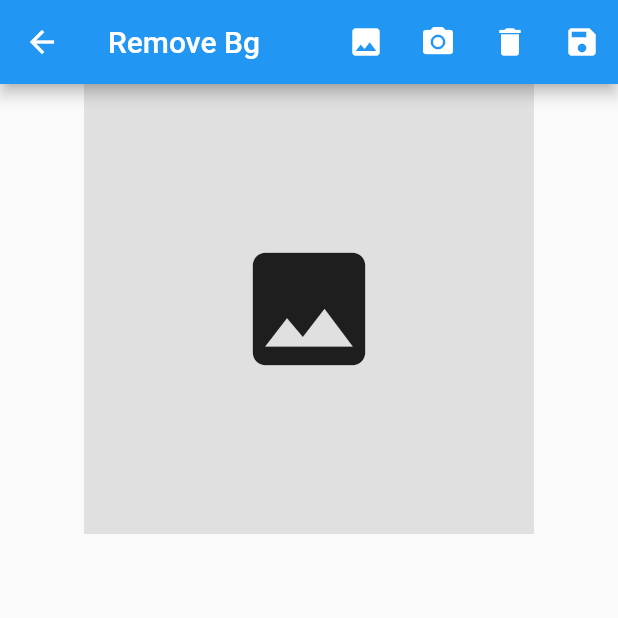
After one commit to mangukiyaRitul/myhome, a Flutter app: the RemoveBackground screen opened by its route, after a tap on the "image" icon, on a phone screen of 412 x 824 dp, the top half of it. The commit adds this screen. Run offline on Flutter 3.47's test engine with Material 2 defaults, Android fonts, the phone set to English and light mode, and no system bars; our stand-ins replace getwidget, image_picker, permission_handler, rive, screenshot, shared_preferences; accounts and stored records are empty; project files that could hold a hidden picture were left out.

Commit message:
Initial commit

```diff
--- /dev/null
+++ b/lib/Bg_remove.dart
@@ -0,0 +1,105 @@
+import 'dart:typed_data';
+
+import 'package:flutter/material.dart';
+import 'package:image_picker/image_picker.dart';
+import 'package:screenshot/screenshot.dart';
+import 'package:path_provider/path_provider.dart';
+import 'package:permission_handler/permission_handler.dart';
+import 'api_client.dart';
+
+class RemoveBackground extends StatefulWidget {
+  @override
+  _RemoveBackgroundState createState() => new _RemoveBackgroundState();
+}
+
+class _RemoveBackgroundState extends State<RemoveBackground> {
+  Uint8List? imageFile;
+
+  String? imagePath;
+
+  ScreenshotController controller = ScreenshotController();
+
+  @override
+  Widget build(BuildContext context) {
+    return Scaffold(
+        appBar: AppBar(
+          title: const Text('Remove Bg'),
+          actions: [
+            IconButton(
+                onPressed: () {
+                  getImage(ImageSource.gallery);
+                },
+                icon: const Icon(Icons.image)),
+            IconButton(
+                onPressed: () {
+                  getImage(ImageSource.camera);
+                },
+                icon: const Icon(Icons.camera_alt)),
+            IconButton(
+                onPressed: () async {
+                  imageFile = await ApiClient().removeBgApi(imagePath!);
+                  setState(() {});
+                },
+                icon: const Icon(Icons.delete)),
+            IconButton(
+                onPressed: () async {
+                  saveImage();
+                },
+                icon: const Icon(Icons.save))
+          ],
+        ),
+        body: SingleChildScrollView(
+          child: Center(
+            child: Column(
+              mainAxisAlignment: MainAxisAlignment.center,
+              children: [
+                (imageFile != null)
+                    ? Screenshot(
+                  controller: controller,
+                  child: Image.memory(
+                    imageFile!,
+                  ),
+                )
+                    : Container(
+                  width: 300,
+                  height: 300,
+                  color: Colors.grey[300]!,
+                  child: const Icon(
+                    Icons.image,
+                    size: 100,
+                  ),
+                ),
+              ],
+            ),
+          ),
+        ));
+  }
+
+  void getImage(ImageSource source) async {
+    try {
+      final pickedImage = await ImagePicker().pickImage(source: source);
+      if (pickedImage != null) {
+        imagePath = pickedImage.path;
+        imageFile = await pickedImage.readAsBytes();
+        setState(() {});
+      }
+    } catch (e) {
+      imageFile = null;
+      setState(() {});
+    }
+  }
+
+  void saveImage() async {
+    bool isGranted = await Permission.storage.status.isGranted;
+    if (!isGranted) {
+      isGranted = await Permission.storage.request().isGranted;
+    }
+
+    if (isGranted) {
+      String directory = (await getExternalStorageDirectory())!.path;
+      String fileName =
+          DateTime.now().microsecondsSinceEpoch.toString() + ".png";
+      controller.captureAndSave(directory, fileName: fileName);
+    }
+  }
+}
--- a/lib/main.dart
+++ b/lib/main.dart
@@ -6,6 +6,7 @@ import 'package:ritul/myhomepage.dart';
 import 'package:ritul/redio.dart';
 import 'package:ritul/sudocu.dart';
 import 'package:ritul/tictac.dart';
+import 'Bg_remove.dart';
 import 'Dialog.dart';
 import 'Fruitlist.dart';
 import 'MyComponent.dart';
@@ -43,6 +44,7 @@ class _MyAppState extends State<MyApp> {
       ),
 
       routes: {
+        'RemoveBackground':(context) => RemoveBackground(),
         'Flruitlist':(context) => Flruitlist(),
         'sudocu':(context) => sudocu(),
         'tictoc':(context) => tictoc(),
--- a/lib/myhomepage.dart
+++ b/lib/myhomepage.dart
@@ -11,6 +11,7 @@ class _MyHomePageState extends State<MyHomePage> {
   @override
   Widget build(BuildContext context) {
     var arrpages =[
+      'RemoveBackground',
       'sudocu',
       'tictoc',
       'collingpage',
```
Also changed, not shown: lib/api_client.dart (added, +19 -0 lines), lib/tap_bar.dart (added, +17 -0 lines), pubspec.yaml (+9 -1 lines), pubspec.lock, 2 other files.
